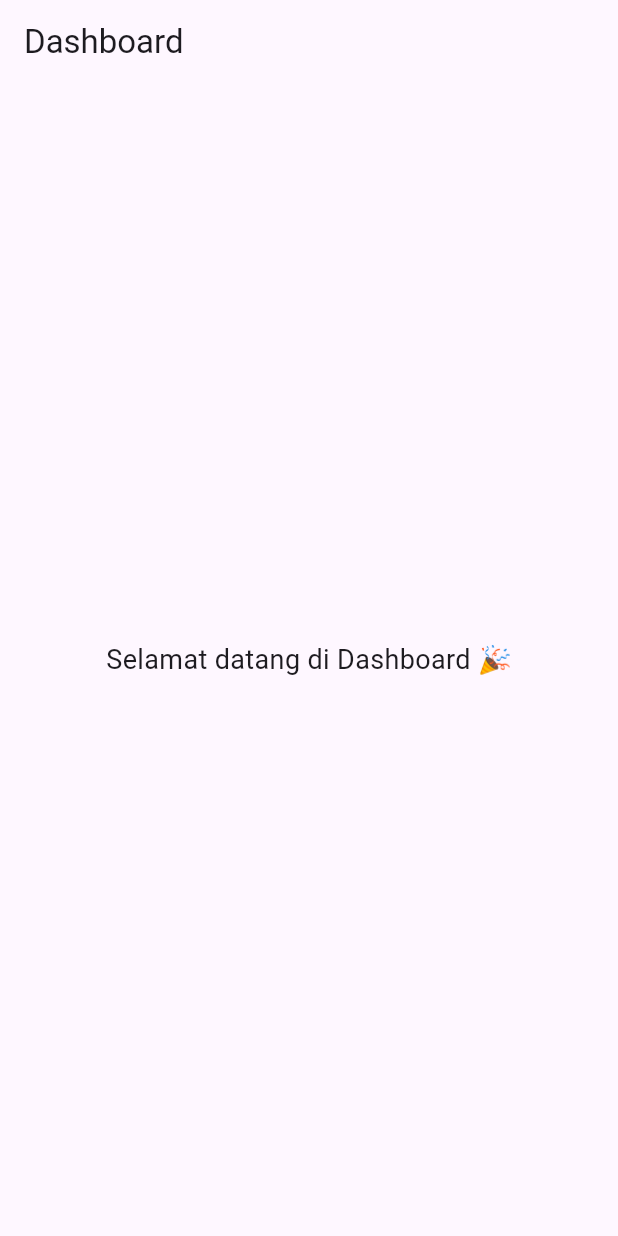
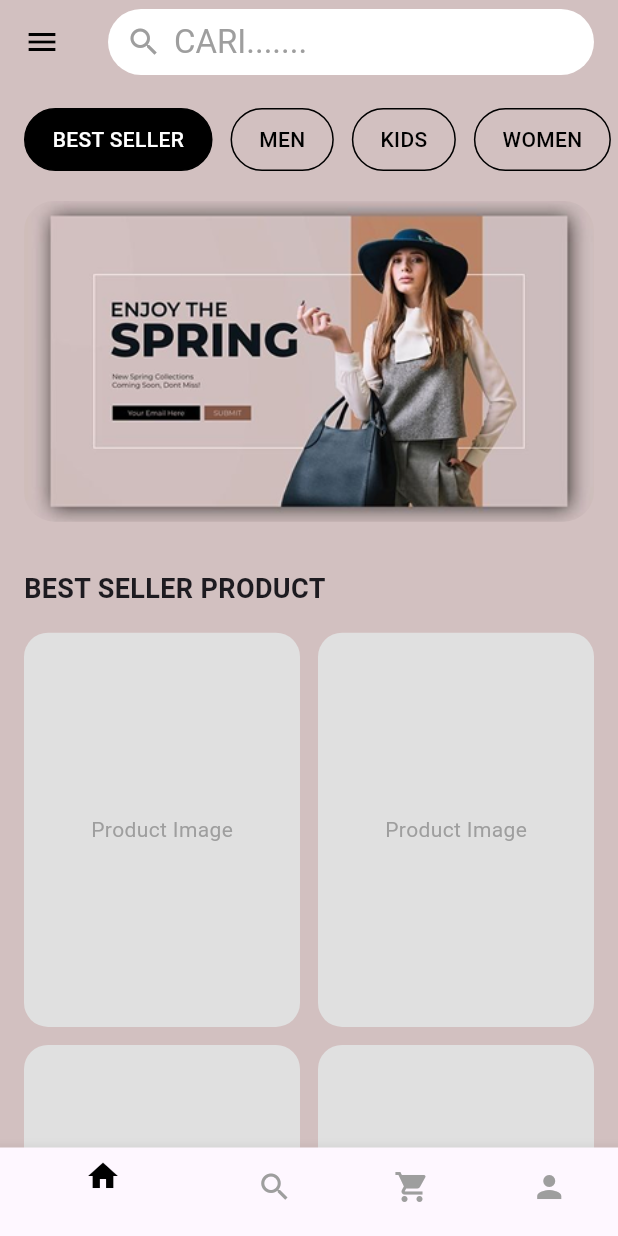
Before and after one commit to Andkhrzald/ELVOAPP, a Flutter app: the DashboardPage screen opened directly, on a phone screen of 412 x 824 dp. Run offline on Flutter 3.47's test engine with Material 3 defaults, Android fonts, the phone set to English and light mode, and no system bars.

Commit message:
Menambahkan UI Desaign Dashbord dan Membuat Folder core untuk Responsifnya nnti tidak lanjutkan bagian section bestseller

```diff
--- a/lib/dashbord.dart
+++ /dev/null
@@ -1,21 +0,0 @@
-import 'package:flutter/material.dart';
-
-class DashboardPage extends StatelessWidget {
-  const DashboardPage({super.key});
-
-  @override
-  Widget build(BuildContext context) {
-    return Scaffold(
-      appBar: AppBar(
-        title: const Text("Dashboard"),
-        automaticallyImplyLeading: false, // hilangkan tombol back
-      ),
-      body: const Center(
-        child: Text(
-          "Selamat datang di Dashboard 🎉",
-          style: TextStyle(fontSize: 18),
-        ),
-      ),
-    );
-  }
-}
--- a/lib/login_page.dart
+++ b/lib/login_page.dart
@@ -1,5 +1,5 @@
 import 'package:flutter/material.dart';
-import 'dashbord.dart';
+import 'pages/dashboard.dart';
 import 'api_service.dart';
 
 class LoginPage extends StatefulWidget {
--- /dev/null
+++ b/lib/pages/dashboard.dart
@@ -0,0 +1,192 @@
+import 'package:flutter/material.dart';
+
+class DashboardPage extends StatelessWidget {
+  const DashboardPage({super.key});
+
+  @override
+  Widget build(BuildContext context) {
+    return Scaffold(
+      backgroundColor: const Color(0xFFD2C0C0), // Soft purple color
+      appBar: AppBar(
+        backgroundColor: const Color(0xFFD2C0C0),
+        elevation: 0,
+        leading: IconButton(
+          icon: const Icon(Icons.menu, color: Colors.black),
+          onPressed: () {},
+        ),
+        title: _searchBar(),
+      ),
+      body: SingleChildScrollView(
+        child: Column(
+          crossAxisAlignment: CrossAxisAlignment.start,
+          children: [
+            const SizedBox(height: 16),
+
+            // CATEGORY (BEST SELLER, MEN, WOMEN, dll)
+            _categoryChips(),
+
+            const SizedBox(height: 20),
+
+            // 🔥 RESPONSIVE BANNER (INTI SOLUSI)
+            _bannerSection(context),
+
+            const SizedBox(height: 32),
+
+            const Padding(
+              padding: EdgeInsets.symmetric(horizontal: 16),
+              child: Text(
+                'BEST SELLER PRODUCT',
+                style: TextStyle(fontSize: 18, fontWeight: FontWeight.bold),
+              ),
+            ),
+
+            const SizedBox(height: 16),
+
+            _productGrid(context),
+          ],
+        ),
+      ),
+      bottomNavigationBar: _bottomNav(),
+    );
+  }
+
+  // ================= SEARCH BAR =================
+  Widget _searchBar() {
+    return Container(
+      height: 44,
+      padding: const EdgeInsets.symmetric(horizontal: 12),
+      decoration: BoxDecoration(
+        color: Colors.white,
+        borderRadius: BorderRadius.circular(30),
+      ),
+      child: const Row(
+        children: [
+          Icon(Icons.search, color: Colors.grey),
+          SizedBox(width: 8),
+          Text('CARI.......', style: TextStyle(color: Colors.grey)),
+        ],
+      ),
+    );
+  }
+
+  // ================= CATEGORY =================
+  Widget _categoryChips() {
+    final categories = ['BEST SELLER', 'MEN', 'KIDS', 'WOMEN', 'ACCESSORIES'];
+
+    return SizedBox(
+      height: 42,
+      child: ListView.separated(
+        padding: const EdgeInsets.symmetric(horizontal: 16),
+        scrollDirection: Axis.horizontal,
+        itemBuilder: (context, index) {
+          final isActive = index == 0;
+          return Container(
+            padding: const EdgeInsets.symmetric(horizontal: 18),
+            decoration: BoxDecoration(
+              color: isActive ? Colors.black : Colors.transparent,
+              borderRadius: BorderRadius.circular(30),
+              border: Border.all(color: Colors.black),
+            ),
+            alignment: Alignment.center,
+            child: Text(
+              categories[index],
+              style: TextStyle(
+                color: isActive ? Colors.white : Colors.black,
+                fontWeight: FontWeight.w500,
+              ),
+            ),
+          );
+        },
+        separatorBuilder: (_, __) => const SizedBox(width: 12),
+        itemCount: categories.length,
+      ),
+    );
+  }
+
+  // ================= RESPONSIVE BANNER =================
+  Widget _bannerSection(BuildContext context) {
+    return LayoutBuilder(
+      builder: (context, constraints) {
+        final isDesktop = constraints.maxWidth >= 1024;
+
+        return Center(
+          child: ConstrainedBox(
+            constraints: BoxConstraints(
+              maxWidth: isDesktop ? 1200 : double.infinity, // CSS: max-width
+            ),
+            child: Padding(
+              padding: const EdgeInsets.symmetric(horizontal: 16),
+              child: AspectRatio(
+                // desktop & mobile beda rasio (CSS-like)
+                aspectRatio: isDesktop
+                    ? 10 / 6
+                    : 16 /
+                          9, // ini jangan di ubah ya gpt 10/6 mobile 16/9 desktop
+                child: ClipRRect(
+                  borderRadius: BorderRadius.circular(20),
+                  child: Image.asset(
+                    'assets/image/enjoyTheSpring.png',
+                    fit: BoxFit.cover, // CSS: background-size: cover
+                  ),
+                ),
+              ),
+            ),
+          ),
+        );
+      },
+    );
+  }
+
+  // ================= PRODUCT GRID =================
+  Widget _productGrid(BuildContext context) {
+    return LayoutBuilder(
+      builder: (context, constraints) {
+        final isDesktop = constraints.maxWidth >= 1024;
+
+        return Padding(
+          padding: const EdgeInsets.symmetric(horizontal: 16),
+          child: GridView.builder(
+            shrinkWrap: true,
+            physics: const NeverScrollableScrollPhysics(),
+            gridDelegate: SliverGridDelegateWithFixedCrossAxisCount(
+              crossAxisCount: isDesktop ? 4 : 2,
+              crossAxisSpacing: 12,
+              mainAxisSpacing: 12,
+              childAspectRatio: 0.7,
+            ),
+            itemCount: 4,
+            itemBuilder: (context, index) {
+              return Container(
+                decoration: BoxDecoration(
+                  color: Colors.grey.shade300,
+                  borderRadius: BorderRadius.circular(16),
+                ),
+                child: const Center(
+                  child: Text(
+                    'Product Image',
+                    style: TextStyle(color: Colors.grey),
+                  ),
+                ),
+              );
+            },
+          ),
+        );
+      },
+    );
+  }
+
+  // ================= BOTTOM NAV =================
+  Widget _bottomNav() {
+    return BottomNavigationBar(
+      currentIndex: 0,
+      selectedItemColor: Colors.black,
+      unselectedItemColor: Colors.grey,
+      items: const [
+        BottomNavigationBarItem(icon: Icon(Icons.home), label: ''),
+        BottomNavigationBarItem(icon: Icon(Icons.search), label: ''),
+        BottomNavigationBarItem(icon: Icon(Icons.shopping_cart), label: ''),
+        BottomNavigationBarItem(icon: Icon(Icons.person), label: ''),
+      ],
+    );
+  }
+}
--- a/pubspec.yaml
+++ b/pubspec.yaml
@@ -60,6 +60,7 @@ flutter:
 
   assets:
     - assets/image/wanita_login.jpg
+    - assets/image/enjoyTheSpring.png
 
 
   # To add assets to your application, add an assets section, like this:
```
Also changed, not shown: lib/core/responsive.dart (added, +17 -0 lines), lib/widgets/banner_section.dart (added, +33 -0 lines), lib/widgets/category_chip.dart (added, +28 -0 lines), lib/widgets/product_grid.dart (added, +31 -0 lines), assets/image/enjoyTheSpring.png (added), lib/widgets/search_bar.dart (added).
